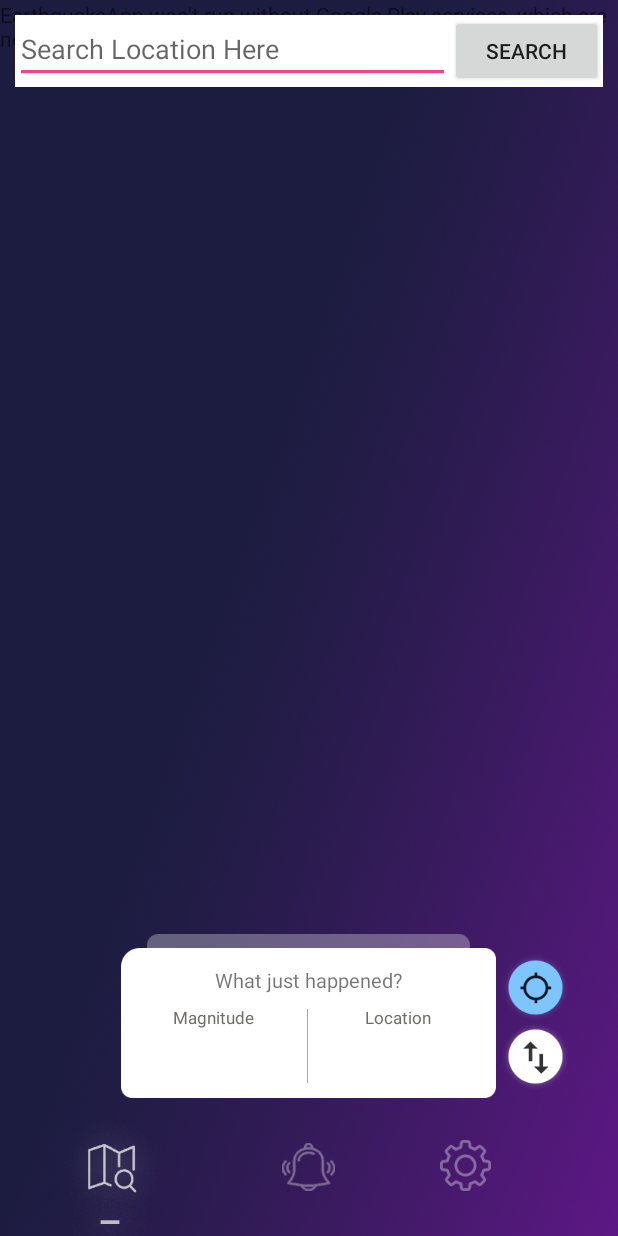
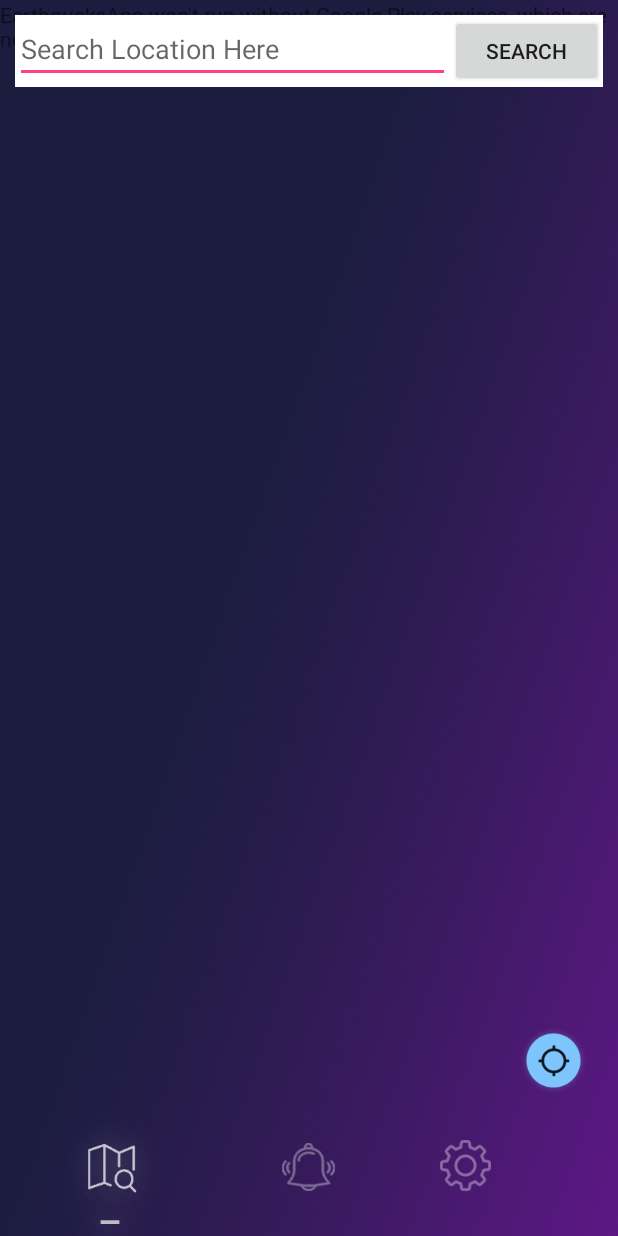
Before and after one commit to kevinyu0506/EarthquakeApp-Android, an Android app: the MapsActivity screen opened directly, with no data from a screen before it, on a phone screen of 412 x 824 dp. Run offline under Robolectric (Android 15) with nearby library versions, the phone set to English and light mode, and no system bars.

Commit message:
change map ui

```diff
--- a/app/src/main/res/layout/activity_maps.xml
+++ b/app/src/main/res/layout/activity_maps.xml
@@ -34,84 +34,18 @@
             android:text="Search" />
 
     </LinearLayout>
-    <ImageView
-        android:layout_width="wrap_content"
-        android:layout_height="wrap_content"
-        android:layout_centerHorizontal="true"
-        android:layout_above="@+id/map_in_use"
-        android:layout_marginBottom="20dp"
-        android:background="@drawable/lower_frame"/>
-    <RelativeLayout
-        android:id="@+id/upper_frame"
-        android:layout_width="wrap_content"
-        android:layout_height="wrap_content"
-        android:layout_above="@+id/map_in_use"
-        android:layout_marginBottom="10dp"
-        android:layout_centerHorizontal="true">
-        <ImageView
-            android:layout_width="wrap_content"
-            android:layout_height="wrap_content"
-            android:layout_centerHorizontal="true"
-            android:background="@drawable/upper_frame"
-            />
-        <TextView
-            android:id="@+id/whatHappened"
-            android:layout_width="wrap_content"
-            android:layout_height="wrap_content"
-            android:text="What just happened?"
-            android:textSize="13dp"
-            android:layout_marginTop="12dp"
-            android:layout_centerHorizontal="true"/>
-        <RelativeLayout
-            android:layout_width="200dp"
-            android:layout_height="70dp"
-            android:layout_below="@id/whatHappened"
-            android:layout_centerHorizontal="true">
-            <TextView
-                android:layout_width="wrap_content"
-                android:layout_height="wrap_content"
-                android:text="Magnitude"
-                android:textSize="11dp"
-                android:textColor="#6f6d68"
-                android:layout_alignParentLeft="true"
-                android:layout_marginTop="8dp"
-                android:layout_marginLeft="10dp"/>
-            <ImageView
-                android:layout_width="wrap_content"
-                android:layout_height="wrap_content"
-                android:background="@drawable/ml_separate"
-                android:layout_centerHorizontal="true"
-                android:layout_centerVertical="true"/>
-            <TextView
-                android:layout_width="wrap_content"
-                android:layout_height="wrap_content"
-                android:text="Location"
-                android:textSize="11dp"
-                android:textColor="#6f6d68"
-                android:layout_marginTop="8dp"
-                android:layout_alignParentRight="true"
-                android:layout_marginRight="18dp"
-                />
 
-        </RelativeLayout>
-    </RelativeLayout>
     <ImageButton
         android:id="@+id/currentLocation"
         android:layout_width="wrap_content"
         android:layout_height="wrap_content"
         android:background="@drawable/gps_location_symbol"
-        android:layout_toRightOf="@+id/upper_frame"
         android:layout_marginLeft="3dp"
-        android:layout_above="@+id/switch_mode"/>
-    <ImageButton
-        android:id="@+id/switch_mode"
-        android:layout_width="wrap_content"
-        android:layout_height="wrap_content"
-        android:background="@drawable/switch_mode"
-        android:layout_toRightOf="@+id/upper_frame"
-        android:layout_above="@+id/map_in_use"
-        android:layout_marginLeft="3dp"
-        android:layout_marginBottom="15dp"/>
+        android:layout_alignParentRight="true"
+        android:layout_marginRight="20dp"
+        android:layout_above="@+id/settingButton"
+        android:layout_marginBottom="30dp"/>
+
 
 
 
```
